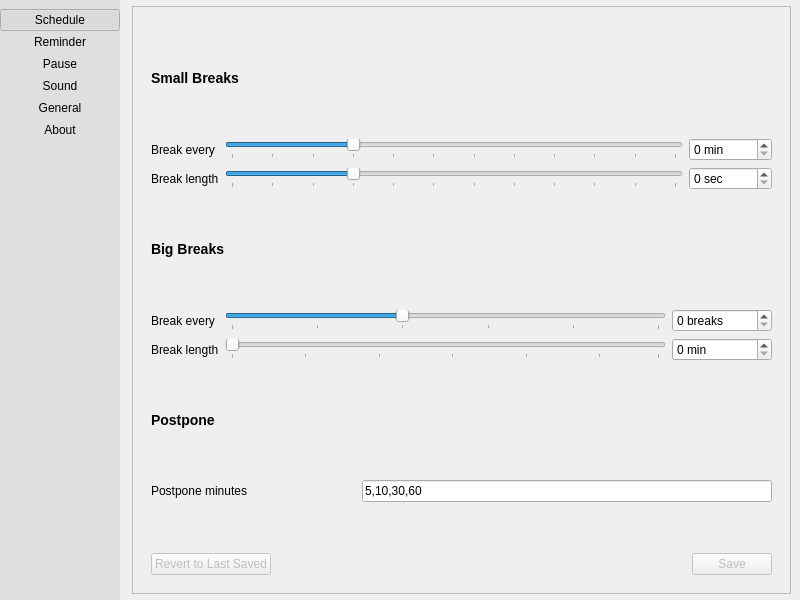
Above: src/gui/pref-window.ui from AllanChain/sane-break before the change. Below: the same form after it.
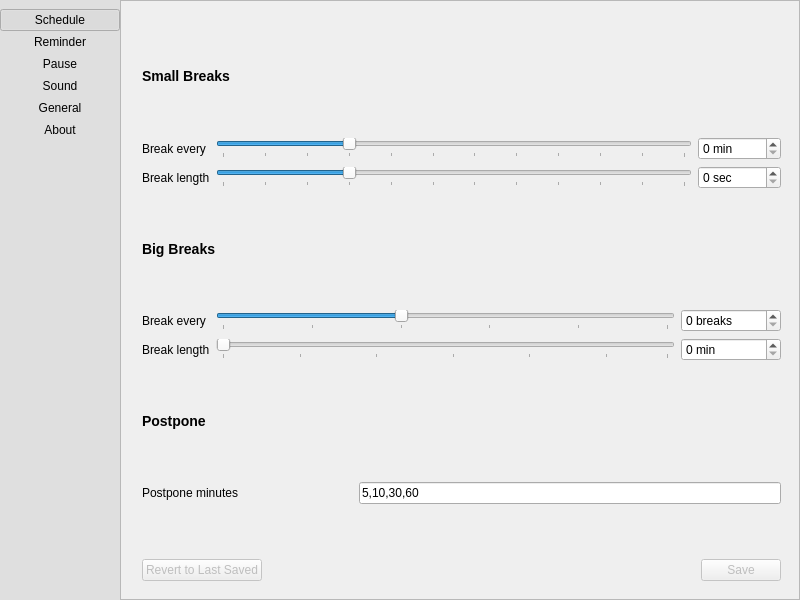
That is the form after the change. Icons and pictures are not drawn. Custom widgets are drawn as their Qt base class.

Commit message:
improve pref-window UI layout
- remove useless layouts
- stretch scroll area

```diff
--- a/src/gui/pref-window.ui
+++ b/src/gui/pref-window.ui
@@ -16,7 +16,7 @@
   <widget class="QWidget" name="centralwidget">
    <layout class="QHBoxLayout" name="horizontalLayout">
     <property name="spacing">
-     <number>12</number>
+     <number>0</number>
     </property>
     <property name="leftMargin">
      <number>0</number>
@@ -24,6 +24,9 @@
     <property name="topMargin">
      <number>0</number>
     </property>
+    <property name="rightMargin">
+     <number>0</number>
+    </property>
     <property name="bottomMargin">
      <number>0</number>
     </property>
@@ -213,28 +216,29 @@
      </widget>
     </item>
     <item>
-     <layout class="QVBoxLayout" name="verticalLayout_3">
-      <property name="topMargin">
-       <number>6</number>
+     <widget class="QScrollArea" name="scrollArea">
+      <property name="styleSheet">
+       <string notr="true"/>
       </property>
-      <property name="bottomMargin">
-       <number>6</number>
-      </property>
-      <item>
-       <widget class="QScrollArea" name="scrollArea_2">
         <property name="widgetResizable">
          <bool>true</bool>
         </property>
-        <widget class="QWidget" name="scrollAreaWidgetContents_3">
+      <widget class="QWidget" name="scrollAreaWidgetContents">
          <property name="geometry">
           <rect>
            <x>0</x>
            <y>0</y>
-           <width>660</width>
-           <height>588</height>
+         <width>680</width>
+         <height>600</height>
           </rect>
          </property>
          <layout class="QVBoxLayout" name="verticalLayout_8">
+        <property name="leftMargin">
+         <number>12</number>
+        </property>
+        <property name="topMargin">
+         <number>12</number>
+        </property>
           <item>
            <widget class="QStackedWidget" name="stackedWidget">
             <property name="currentIndex">
@@ -1380,8 +1384,6 @@
          </layout>
         </widget>
        </widget>
-      </item>
-     </layout>
     </item>
    </layout>
   </widget>
```
Lines whose indentation alone changed are shown as unchanged.
